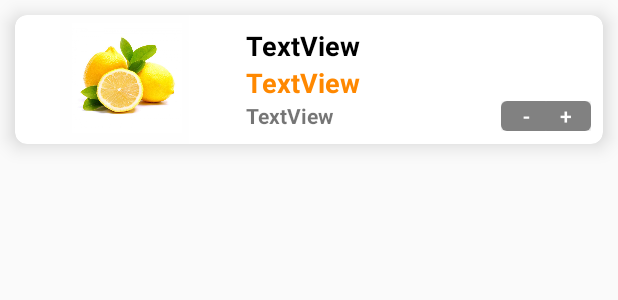
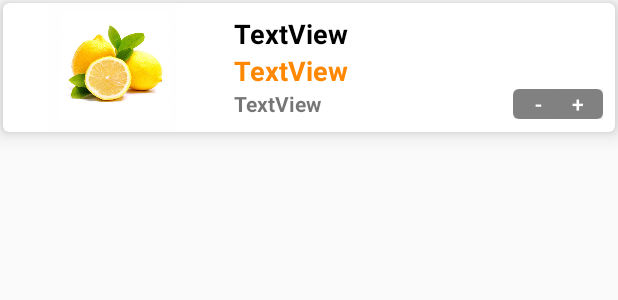
Before and after one commit to teamlove29/eMarketShops, an Android app: the layout card_item_list.xml on its own in the app's theme, with its tools: preview values and no code run, on a phone screen of 412 x 824 dp. Shown: the top 300 px of the screen. Run offline under Robolectric (Android 15) with nearby library versions, the phone set to English and light mode, and no system bars.

Commit message:
+ card item list edit2

```diff
--- a/app/src/main/res/layout/card_item_list.xml
+++ b/app/src/main/res/layout/card_item_list.xml
@@ -1,16 +1,15 @@
 <?xml version="1.0" encoding="utf-8"?>
-<androidx.cardview.widget.CardView
-    xmlns:android="http://schemas.android.com/apk/res/android"
+<androidx.cardview.widget.CardView xmlns:android="http://schemas.android.com/apk/res/android"
     xmlns:app="http://schemas.android.com/apk/res-auto"
     android:layout_width="match_parent"
     android:layout_height="wrap_content"
-    android:layout_margin="10dp"
-    app:cardCornerRadius="8dp"
+    android:layout_margin="2dp"
+    app:cardCornerRadius="4dp"
     app:cardElevation="8dp">
 
     <RelativeLayout
-            android:layout_width="match_parent"
-            android:layout_height="wrap_content">
+        android:layout_width="match_parent"
+        android:layout_height="wrap_content">
 
         <ImageView
             android:id="@+id/imageItemList"
@@ -39,8 +38,8 @@
             android:text="TextView"
             android:textColor="@android:color/black"
             android:textSize="18sp"
-            android:textStyle="bold"
-            app:layout_right="@+id/imageItemList" />
+            android:textStyle="bold" />
+
 
         <TextView
             android:id="@+id/textViewPrice"
@@ -88,7 +87,7 @@
             android:orientation="horizontal">
 
             <Button
-                android:id="@+id/button21"
+                android:id="@+id/btnCartQtyUp"
                 android:layout_width="match_parent"
                 android:layout_height="match_parent"
                 android:layout_marginRight="-3dp"
@@ -98,7 +97,7 @@
                 android:textColor="@android:color/white" />
 
             <Button
-                android:id="@+id/button22"
+                android:id="@+id/btnCartQtyDown"
                 android:layout_width="match_parent"
                 android:layout_height="match_parent"
                 android:layout_marginLeft="-3dp"
--- a/app/src/main/res/layout/fragment_dashboard.xml
+++ b/app/src/main/res/layout/fragment_dashboard.xml
@@ -14,7 +14,8 @@
         app:layout_constraintBottom_toTopOf="@+id/linearLayout2"
         app:layout_constraintEnd_toEndOf="parent"
         app:layout_constraintStart_toStartOf="parent"
-        app:layout_constraintTop_toTopOf="parent" />
+        app:layout_constraintTop_toTopOf="parent"
+        tools:listitem="@layout/card_item_list" />
 
     <LinearLayout
         android:id="@+id/linearLayout2"
```
